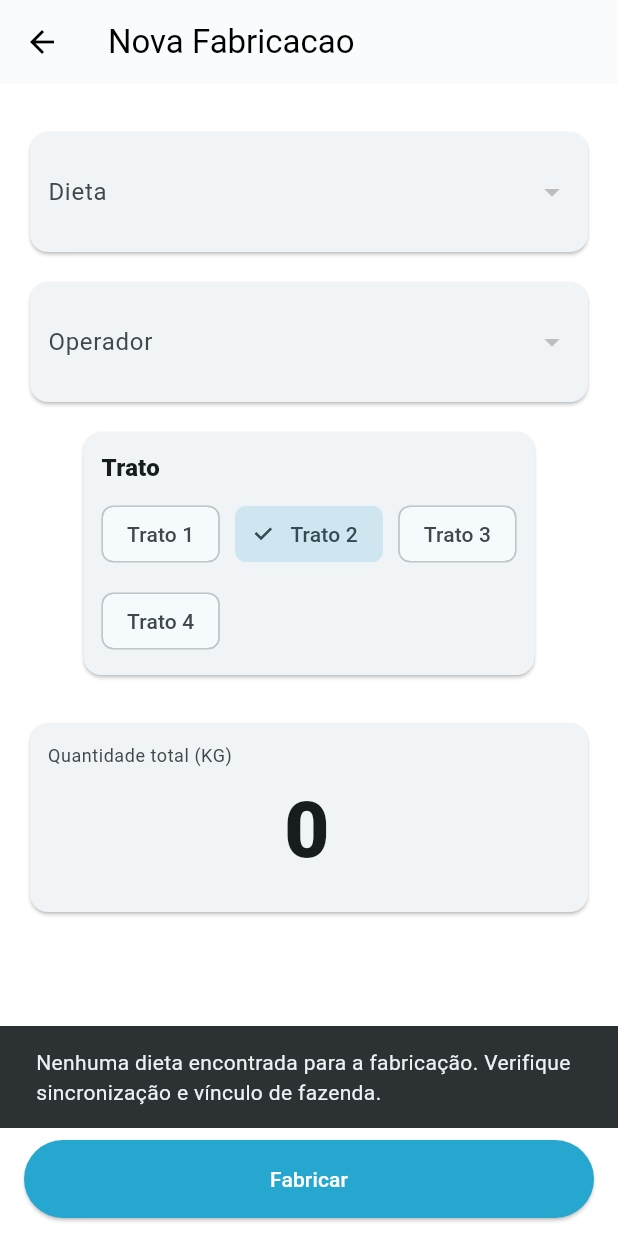
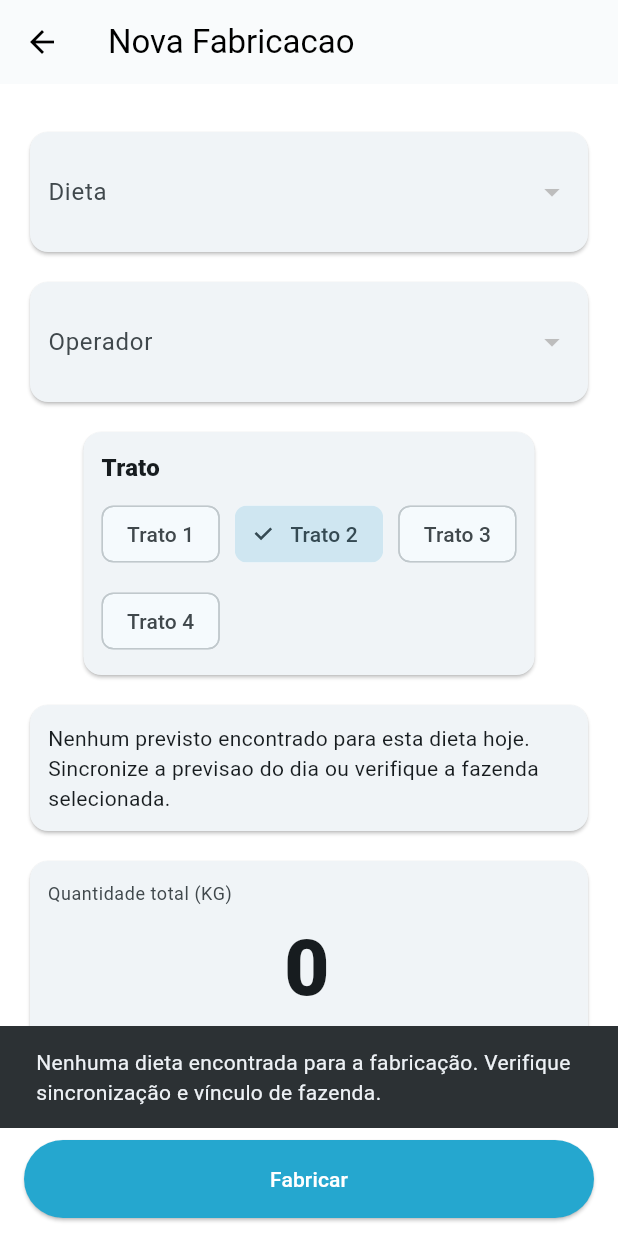
Before and after one commit to tecnicofieldtech-ADM/FieldTratoAndroid, a Flutter app: the FabricacaoPreFabPage screen opened by its route, after a tap on an icon or button, on a phone screen of 412 x 824 dp. Run offline on Flutter 3.47's test engine with Material 3 defaults, Android fonts, the phone set to English and light mode, and no system bars; our stand-ins replace dio, fl_chart, package_info_plus, permission_handler, shared_preferences, sqflite; missing offline and left inert: app_settings, network_info_plus; accounts and stored records are empty; statements that could not run were skipped; project files that could hold a hidden picture were left out.

Commit message:
fix: restaurar previsto por trato ao selecionar dieta na fabricacao
Co-authored-by: Cursor <cursoragent@cursor.com>

```diff
--- a/lib/features/fabricacao/ui/fabricacao_prefab_page.dart
+++ b/lib/features/fabricacao/ui/fabricacao_prefab_page.dart
@@ -119,11 +119,12 @@ class _FabricacaoPreFabPageState extends State<FabricacaoPreFabPage> {
 
     if (mounted) setState(() => _loadingResumo = true);
     try {
-      final idFazenda = await _cfg.getIdFazendaSelecionada();
+      final backend = await _cfg.getBackend();
+      final isFieldpec = backend == 1;
+      final idFazendaSel = await _cfg.getIdFazendaSelecionada();
       final rows = await widget.repo.listResumoPorDietaDataTrato(
         idDieta: id,
-        trato: _tratoSelecionado,
-        idFazenda: idFazenda,
+        idFazenda: isFieldpec ? null : idFazendaSel,
       );
       final list = rows.map(_ResumoTrato.fromMap).toList();
       if (!mounted) return;
@@ -340,7 +341,11 @@ class _FabricacaoPreFabPageState extends State<FabricacaoPreFabPage> {
                                       )
                                       .toList(),
                                   onChanged: (v) async {
-                                    setState(() => _dietaId = v);
+                                    setState(() {
+                                      _dietaId = v;
+                                      _tratoSelecionado = null;
+                                      _kgCtrl.text = "0";
+                                    });
                                     await _loadResumo();
                                   },
                                   decoration: const InputDecoration(
@@ -405,11 +410,10 @@ class _FabricacaoPreFabPageState extends State<FabricacaoPreFabPage> {
                                         return ChoiceChip(
                                           label: Text("Trato $t"),
                                           selected: sel,
-                                          onSelected: (_) async {
+                                          onSelected: (_) {
                                             setState(
                                               () => _tratoSelecionado = t,
                                             );
-                                            await _loadResumo();
                                           },
                                         );
                                       }).toList(),
@@ -423,6 +427,17 @@ class _FabricacaoPreFabPageState extends State<FabricacaoPreFabPage> {
                               const Padding(
                                 padding: EdgeInsets.symmetric(vertical: 6),
                                 child: LinearProgressIndicator(minHeight: 3),
+                              )
+                            else if (_resumos.isEmpty)
+                              Card(
+                                child: Padding(
+                                  padding: const EdgeInsets.all(12),
+                                  child: Text(
+                                    "Nenhum previsto encontrado para esta dieta hoje. "
+                                    "Sincronize a previsao do dia ou verifique a fazenda selecionada.",
+                                    style: Theme.of(context).textTheme.bodyMedium,
+                                  ),
+                                ),
                               ),
                             if (_resumos.isNotEmpty)
                               Card(
--- a/pubspec.yaml
+++ b/pubspec.yaml
@@ -2,7 +2,7 @@ name: field_trato
 description: Field Trato - Automacao de fabricacao e fornecimento
 publish_to: "none"
 
-version: 1.0.16+2045
+version: 1.0.16+2046
 
 environment:
   sdk: ">=3.2.0 <4.0.0"
```
Also changed, not shown: lib/features/fabricacao/data/fabricacao_repo.dart (+88 -40 lines).
